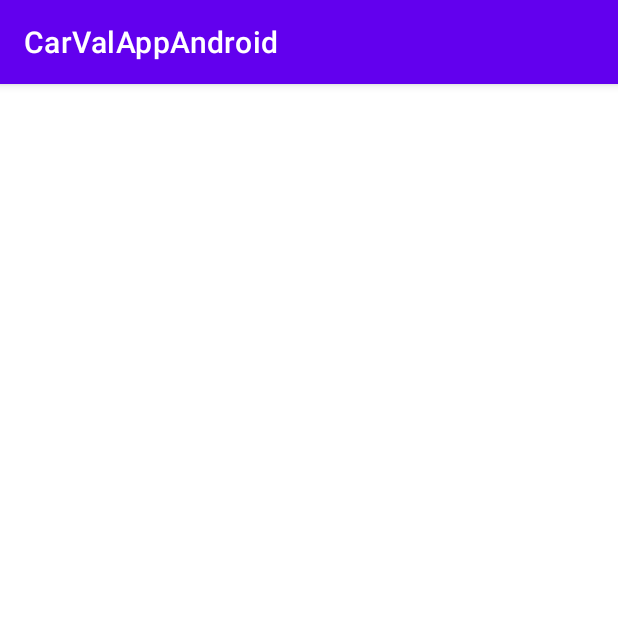
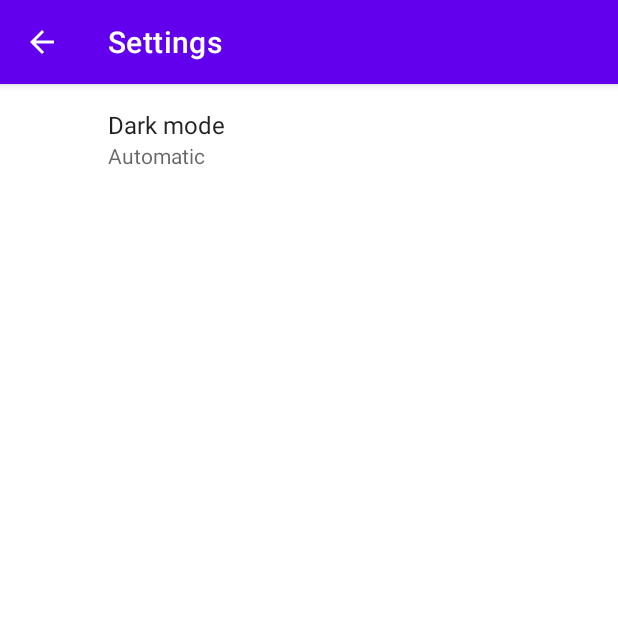
Before and after one commit to CarvalCapstoneTeam/MD-Carval, an Android app: the SettingsActivity screen opened directly, with no data from a screen before it, on a phone screen of 412 x 824 dp, the top half of it. Run offline under Robolectric (Android 15) with nearby library versions, the light colour scheme and no system bars; our stand-ins replace androidx.preference.

Commit message:
Settings DarkMode finished

```diff
--- a/app/build.gradle.kts
+++ b/app/build.gradle.kts
@@ -49,6 +49,7 @@ dependencies {
     implementation("androidx.lifecycle:lifecycle-viewmodel-ktx:2.6.2")
     implementation("androidx.navigation:navigation-fragment-ktx:2.7.5")
     implementation("androidx.navigation:navigation-ui-ktx:2.7.5")
+    implementation("androidx.preference:preference-ktx:1.2.1")
     testImplementation("junit:junit:4.13.2")
     androidTestImplementation("androidx.test.ext:junit:1.1.5")
     androidTestImplementation("androidx.test.espresso:espresso-core:3.5.1")
--- a/app/src/main/AndroidManifest.xml
+++ b/app/src/main/AndroidManifest.xml
@@ -14,7 +14,8 @@
         tools:targetApi="31">
         <activity
             android:name=".setting.SettingsActivity"
-            android:exported="false" />
+            android:exported="false"
+            android:label="Settings"/>
         <activity
             android:name=".MainActivity"
             android:exported="true"
--- a/app/src/main/java/com/dicoding/carvalappandroid/setting/SettingsActivity.kt
+++ b/app/src/main/java/com/dicoding/carvalappandroid/setting/SettingsActivity.kt
@@ -1,12 +1,57 @@
 package com.dicoding.carvalappandroid.setting
 
+import android.content.Intent
 import androidx.appcompat.app.AppCompatActivity
 import android.os.Bundle
+import android.view.MenuItem
+import androidx.appcompat.app.AppCompatDelegate
+import androidx.core.content.ContentProviderCompat.requireContext
+import androidx.preference.ListPreference
+import androidx.preference.PreferenceFragmentCompat
 import com.dicoding.carvalappandroid.R
+import com.dicoding.carvalappandroid.utils.NightMode
+import java.util.Locale
 
 class SettingsActivity : AppCompatActivity() {
     override fun onCreate(savedInstanceState: Bundle?) {
         super.onCreate(savedInstanceState)
         setContentView(R.layout.activity_settings)
+        if(savedInstanceState==null){
+            supportFragmentManager
+                .beginTransaction()
+                .replace(R.id.settings, SettingsFragment())
+                .commit()
+        }
+        supportActionBar?.setDisplayHomeAsUpEnabled(true)
+    }
+
+    override fun onOptionsItemSelected(item: MenuItem): Boolean {
+        when (item.itemId){
+            android.R.id.home->{
+                onBackPressedDispatcher.onBackPressed()
+                return true
+            }
+        }
+        return super.onOptionsItemSelected(item)
+    }
+
+    class SettingsFragment : PreferenceFragmentCompat(){
+        override fun onCreatePreferences(savedInstanceState: Bundle?, rootKey: String?) {
+            setPreferencesFromResource(R.xml.root_preferences, rootKey)
+
+            val prefDark = findPreference<ListPreference>(getString(R.string.pref_key_dark))
+            prefDark?.setOnPreferenceChangeListener{_, newVal->
+                val theme = NightMode.valueOf(newVal.toString().uppercase(Locale.US))
+                updateTheme(theme.value)
+                true
+            }
+        }
+
+        private fun updateTheme(value: Int) : Boolean {
+            AppCompatDelegate.setDefaultNightMode(value)
+            requireActivity().recreate()
+            return true
+        }
+
     }
 }
--- a/app/src/main/res/layout/activity_settings.xml
+++ b/app/src/main/res/layout/activity_settings.xml
@@ -1,9 +1,14 @@
 <?xml version="1.0" encoding="utf-8"?>
-<androidx.constraintlayout.widget.ConstraintLayout xmlns:android="http://schemas.android.com/apk/res/android"
+<LinearLayout xmlns:android="http://schemas.android.com/apk/res/android"
     xmlns:app="http://schemas.android.com/apk/res-auto"
     xmlns:tools="http://schemas.android.com/tools"
     android:layout_width="match_parent"
     android:layout_height="match_parent"
     tools:context=".setting.SettingsActivity">
 
-</androidx.constraintlayout.widget.ConstraintLayout>
+    <FrameLayout
+        android:id="@+id/settings"
+        android:layout_width="match_parent"
+        android:layout_height="match_parent"/>
+
+</LinearLayout>
--- /dev/null
+++ b/app/src/main/res/values/arrays.xml
@@ -0,0 +1,13 @@
+<?xml version="1.0" encoding="utf-8"?>
+<resources>
+    <string-array name="dark_mode">
+        <item>@string/dark_mode_auto</item>
+        <item>@string/dark_mode_on</item>
+        <item>@string/dark_mode_off</item>
+    </string-array>
+    <string-array name="dark_mode_value">
+        <item>@string/pref_dark_follow_system</item>
+        <item>@string/pref_dark_on</item>
+        <item>@string/pref_dark_off</item>
+    </string-array>
+</resources>
--- /dev/null
+++ b/app/src/main/res/xml/root_preferences.xml
@@ -0,0 +1,14 @@
+<?xml version="1.0" encoding="utf-8"?>
+<PreferenceScreen xmlns:android="http://schemas.android.com/apk/res/android"
+    xmlns:app="http://schemas.android.com/apk/res-auto">
+
+    <ListPreference
+        android:defaultValue="@string/pref_dark_follow_system"
+        android:entries="@array/dark_mode"
+        android:entryValues="@array/dark_mode_value"
+        android:key="@string/pref_key_dark"
+        android:title="@string/pref_dark_title"
+        app:useSimpleSummaryProvider="true"
+        />
+
+</PreferenceScreen>
```
